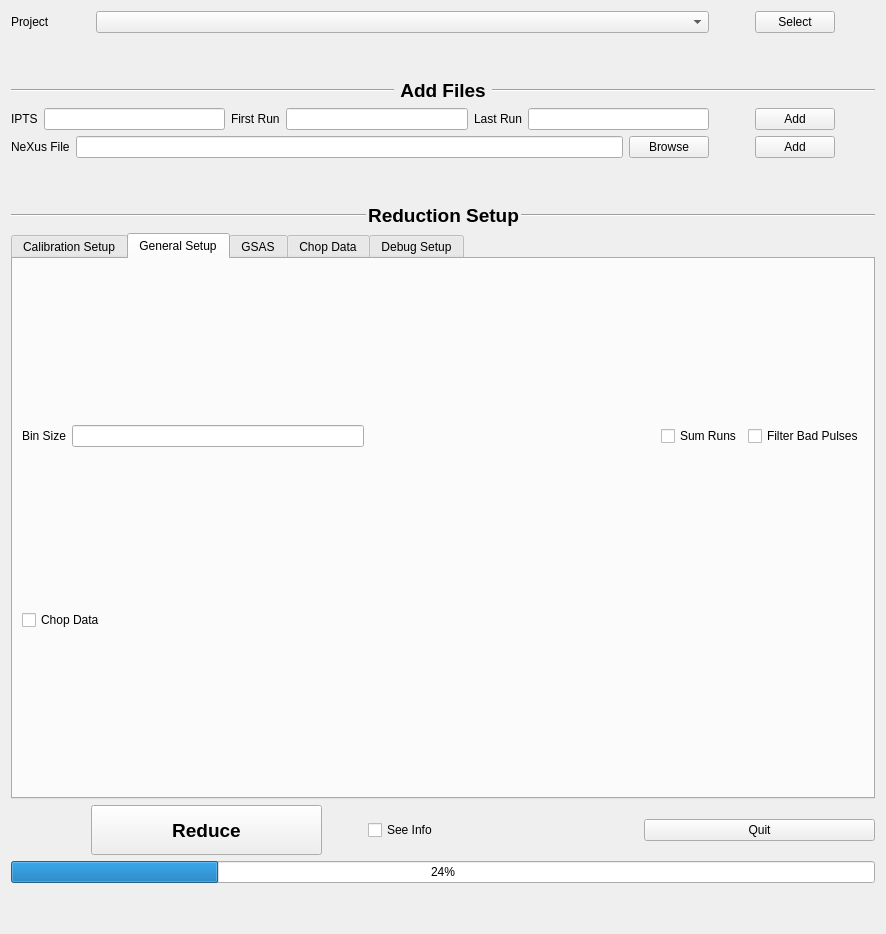
First picture: the form in ui/ui_ReductionSetup.ui, repository neutrons/PyVDrive, before the edit.
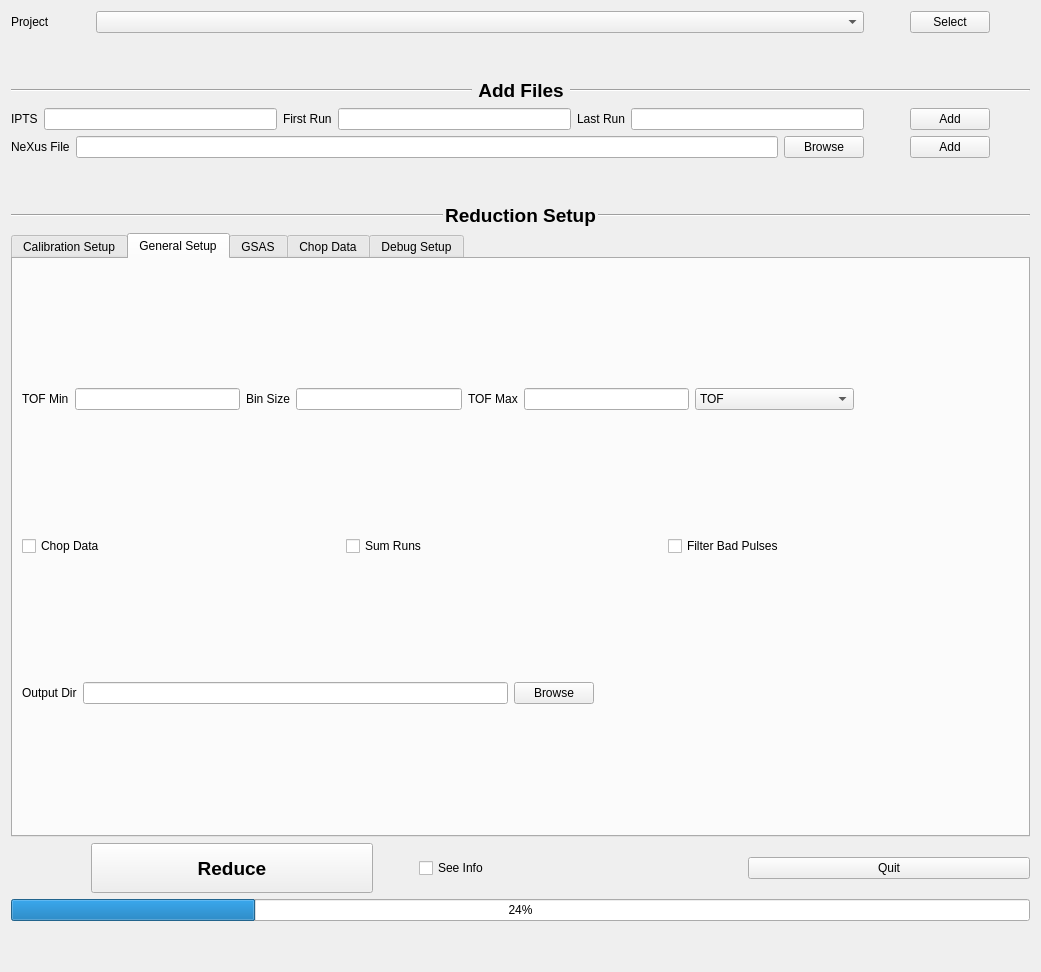
Second picture: the form after the edit. The open tabs and pages were chosen to show the change.

Commit message: Checkpointing progress on adding runs to reduction project.

What changed in the file:
```diff
--- a/ui/ui_ReductionSetup.ui
+++ b/ui/ui_ReductionSetup.ui
@@ -6,8 +6,8 @@
    <rect>
     <x>0</x>
     <y>0</y>
-    <width>886</width>
-    <height>934</height>
+    <width>1041</width>
+    <height>972</height>
    </rect>
   </property>
   <property name="windowTitle">
@@ -94,7 +94,7 @@
         </sizepolicy>
        </property>
        <property name="currentIndex">
-        <number>0</number>
+        <number>1</number>
        </property>
        <widget class="QWidget" name="tab_advsetup">
         <attribute name="title">
@@ -246,11 +246,18 @@
          <string>General Setup</string>
         </attribute>
         <layout class="QGridLayout" name="gridLayout_2">
-         <item row="2" column="0">
-          <layout class="QHBoxLayout" name="horizontalLayout_8"/>
-         </item>
          <item row="0" column="0">
           <layout class="QHBoxLayout" name="horizontalLayout_6">
+           <item>
+            <widget class="QLabel" name="label_binMin">
+             <property name="text">
+              <string>TOF Min</string>
+             </property>
+            </widget>
+           </item>
+           <item>
+            <widget class="QLineEdit" name="lineEdit_binMin"/>
+           </item>
            <item>
             <widget class="QLabel" name="label_11">
              <property name="text">
@@ -259,7 +266,36 @@
             </widget>
            </item>
            <item>
-            <widget class="QLineEdit" name="lineEdit_binsize"/>
+            <widget class="QLineEdit" name="lineEdit_binSize"/>
+           </item>
+           <item>
+            <widget class="QLabel" name="label_binMax">
+             <property name="text">
+              <string>TOF Max</string>
+             </property>
+            </widget>
+           </item>
+           <item>
+            <widget class="QLineEdit" name="lineEdit_binMax"/>
+           </item>
+           <item>
+            <widget class="QComboBox" name="comboBox_binUnit">
+             <item>
+              <property name="text">
+               <string>TOF</string>
+              </property>
+             </item>
+             <item>
+              <property name="text">
+               <string>dSpacing</string>
+              </property>
+             </item>
+             <item>
+              <property name="text">
+               <string>Momentum Transfer (Q)</string>
+              </property>
+             </item>
+            </widget>
            </item>
            <item>
             <spacer name="horizontalSpacer_13">
@@ -274,6 +310,30 @@
              </property>
             </spacer>
            </item>
+          </layout>
+         </item>
+         <item row="1" column="0">
+          <layout class="QHBoxLayout" name="horizontalLayout_7">
+           <item>
+            <widget class="QCheckBox" name="checkBox_chopData">
+             <property name="text">
+              <string>Chop Data</string>
+             </property>
+            </widget>
+           </item>
+           <item>
+            <spacer name="horizontalSpacer_26">
+             <property name="orientation">
+              <enum>Qt::Horizontal</enum>
+             </property>
+             <property name="sizeHint" stdset="0">
+              <size>
+               <width>40</width>
+               <height>20</height>
+              </size>
+             </property>
+            </spacer>
+           </item>
            <item>
             <widget class="QCheckBox" name="checkBox_sumRuns">
              <property name="text">
@@ -281,6 +341,19 @@
              </property>
             </widget>
            </item>
+           <item>
+            <spacer name="horizontalSpacer_27">
+             <property name="orientation">
+              <enum>Qt::Horizontal</enum>
+             </property>
+             <property name="sizeHint" stdset="0">
+              <size>
+               <width>40</width>
+               <height>20</height>
+              </size>
+             </property>
+            </spacer>
+           </item>
            <item>
             <widget class="QCheckBox" name="checkBox_filterBadPulses">
              <property name="text">
@@ -288,17 +361,53 @@
              </property>
             </widget>
            </item>
+           <item>
+            <spacer name="horizontalSpacer_25">
+             <property name="orientation">
+              <enum>Qt::Horizontal</enum>
+             </property>
+             <property name="sizeHint" stdset="0">
+              <size>
+               <width>40</width>
+               <height>20</height>
+              </size>
+             </property>
+            </spacer>
+           </item>
           </layout>
          </item>
-         <item row="1" column="0">
-          <layout class="QHBoxLayout" name="horizontalLayout_7">
+         <item row="2" column="0">
+          <layout class="QHBoxLayout" name="horizontalLayout_8">
            <item>
-            <widget class="QCheckBox" name="checkBox_chopData">
+            <widget class="QLabel" name="label_17">
              <property name="text">
-              <string>Chop Data</string>
+              <string>Output Dir</string>
              </property>
             </widget>
            </item>
+           <item>
+            <widget class="QLineEdit" name="lineEdit_outputDir"/>
+           </item>
+           <item>
+            <widget class="QPushButton" name="pushButton_browseOutputDir">
+             <property name="text">
+              <string>Browse</string>
+             </property>
+            </widget>
+           </item>
+           <item>
+            <spacer name="horizontalSpacer_24">
+             <property name="orientation">
+              <enum>Qt::Horizontal</enum>
+             </property>
+             <property name="sizeHint" stdset="0">
+              <size>
+               <width>40</width>
+               <height>20</height>
+              </size>
+             </property>
+            </spacer>
+           </item>
           </layout>
          </item>
         </layout>
```
The commit also changes 16 other files.
